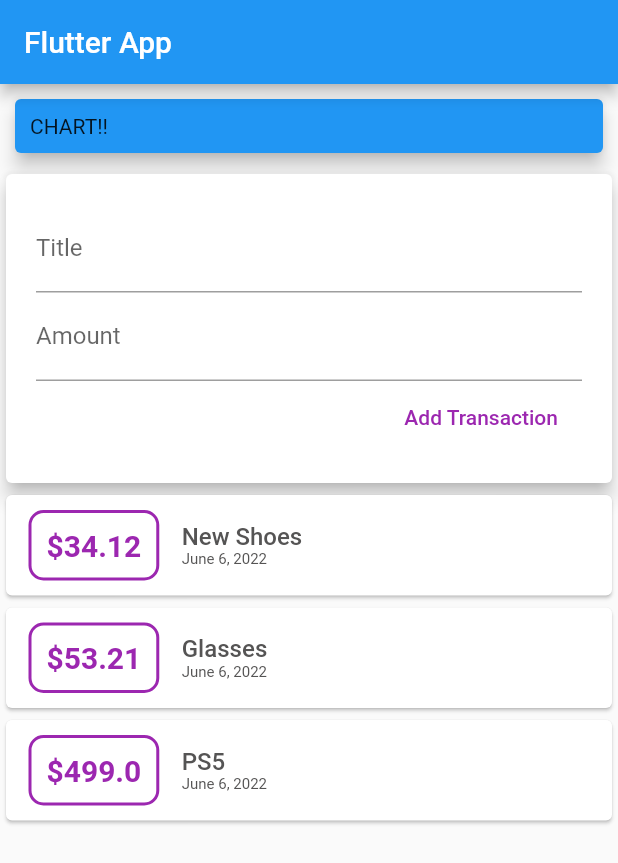
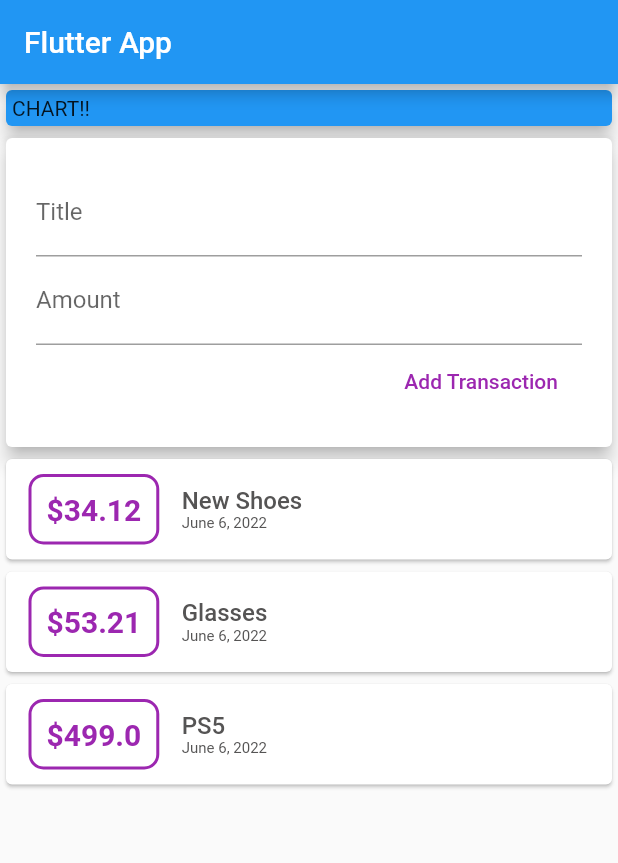
Before and after one commit to Yasser-Shehab/flutter-personal-expenses, a Flutter app: the screen it shows after launch, on a phone screen of 412 x 824 dp. Shown: the top 863 px of the screen. Run offline on Flutter 3.47's test engine with Material 2 defaults, Android fonts, the phone set to English and light mode, and no system bars.

Commit message:
Replaced SingleListView with ListView and Used Builder

```diff
--- a/lib/main.dart
+++ b/lib/main.dart
@@ -30,15 +30,15 @@ class MyHomePage extends StatelessWidget {
   Widget build(BuildContext context) {
     return Scaffold(
       appBar: AppBar(title: Text('Flutter App')),
-      body: Column(
+      body: SingleChildScrollView(
+        child: Column(
           // mainAxisAlignment: MainAxisAlignment.start,
           crossAxisAlignment: CrossAxisAlignment.start,
           children: <Widget>[
             Card(
-            margin: EdgeInsets.all(10),
               color: Colors.blue,
               child: Container(
-              padding: EdgeInsets.all(10),
+                padding: EdgeInsets.all(4),
                 width: double.infinity,
                 child: Text('CHART!!'),
               ),
@@ -47,6 +47,7 @@ class MyHomePage extends StatelessWidget {
             UserTransactions()
           ],
         ),
+      ),
     );
   }
 }
--- a/lib/widgets/transaction_list.dart
+++ b/lib/widgets/transaction_list.dart
@@ -13,8 +13,10 @@ class TransactionList extends StatelessWidget {
 
   @override
   Widget build(BuildContext context) {
-    return Column(
-      children: transactions.map((tx) {
+    return Container(
+      height: 250,
+      child: ListView.builder(
+        itemBuilder: (context, index) {
           return Card(
             child: Row(
               children: [
@@ -29,7 +31,7 @@ class TransactionList extends StatelessWidget {
                         fontWeight: FontWeight.bold,
                         fontSize: 20,
                         color: Colors.purple),
-                  '\$${tx.amount}',
+                    '\$${transactions[index].amount}',
                   ),
                 ),
                 Column(
@@ -40,17 +42,20 @@ class TransactionList extends StatelessWidget {
                             fontSize: 16,
                             fontWeight: FontWeight.w500,
                             color: Color.fromARGB(255, 85, 84, 84)),
-                      tx.title),
+                        transactions[index].title),
                     Text(
                         style: TextStyle(
-                          color: Color.fromARGB(255, 85, 84, 84), fontSize: 10),
-                      DateFormat.yMMMMd().format(tx.date))
+                            color: Color.fromARGB(255, 85, 84, 84),
+                            fontSize: 10),
+                        DateFormat.yMMMMd().format(transactions[index].date))
                   ],
                 )
               ],
             ),
           );
-      }).toList(),
+        },
+        itemCount: transactions.length,
+      ),
     );
   }
 }
```
Lines whose indentation alone changed are shown as unchanged.
